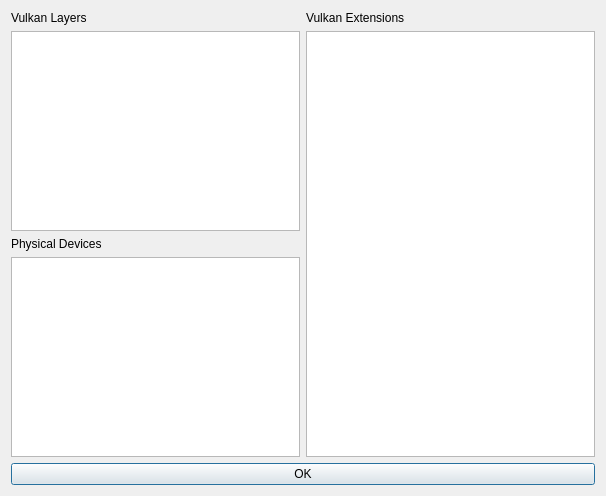
The window that src/UI/About/AboutWindow.ui (QixuanZhao/Vulkaniser) describes before a commit, drawn with Qt 5.
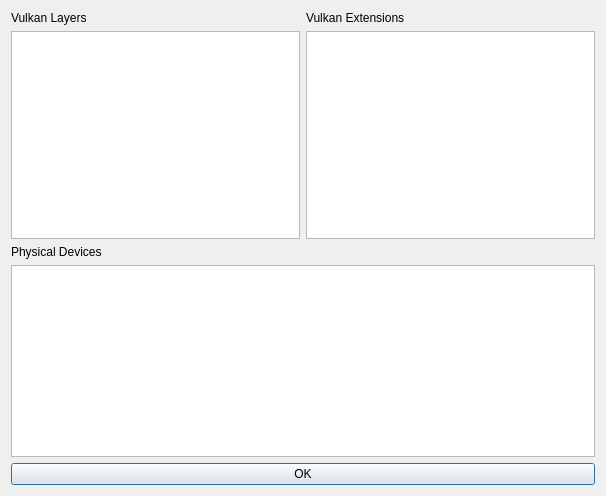
The same window after the commit.

Patch:
```diff
--- a/src/UI/About/AboutWindow.ui
+++ b/src/UI/About/AboutWindow.ui
@@ -38,26 +38,6 @@
          </property>
         </widget>
        </item>
-       <item>
-        <widget class="QLabel" name="vkPDeviceLabel">
-         <property name="text">
-          <string>Physical Devices</string>
-         </property>
-        </widget>
-       </item>
-       <item>
-        <widget class="QTreeView" name="vkPDeviceTree">
-         <property name="alternatingRowColors">
-          <bool>true</bool>
-         </property>
-         <property name="indentation">
-          <number>5</number>
-         </property>
-         <property name="itemsExpandable">
-          <bool>true</bool>
-         </property>
-        </widget>
-       </item>
       </layout>
      </item>
      <item>
@@ -89,6 +69,29 @@
      </item>
     </layout>
    </item>
+   <item>
+    <widget class="QLabel" name="vkPDeviceLabel">
+     <property name="text">
+      <string>Physical Devices</string>
+     </property>
+    </widget>
+   </item>
+   <item>
+    <widget class="QTreeView" name="vkPDeviceTree">
+     <property name="sizePolicy">
+      <sizepolicy hsizetype="Expanding" vsizetype="Minimum">
+       <horstretch>0</horstretch>
+       <verstretch>0</verstretch>
+      </sizepolicy>
+     </property>
+     <property name="alternatingRowColors">
+      <bool>true</bool>
+     </property>
+     <property name="itemsExpandable">
+      <bool>true</bool>
+     </property>
+    </widget>
+   </item>
    <item>
     <widget class="QPushButton" name="pushButton">
      <property name="text">
```
